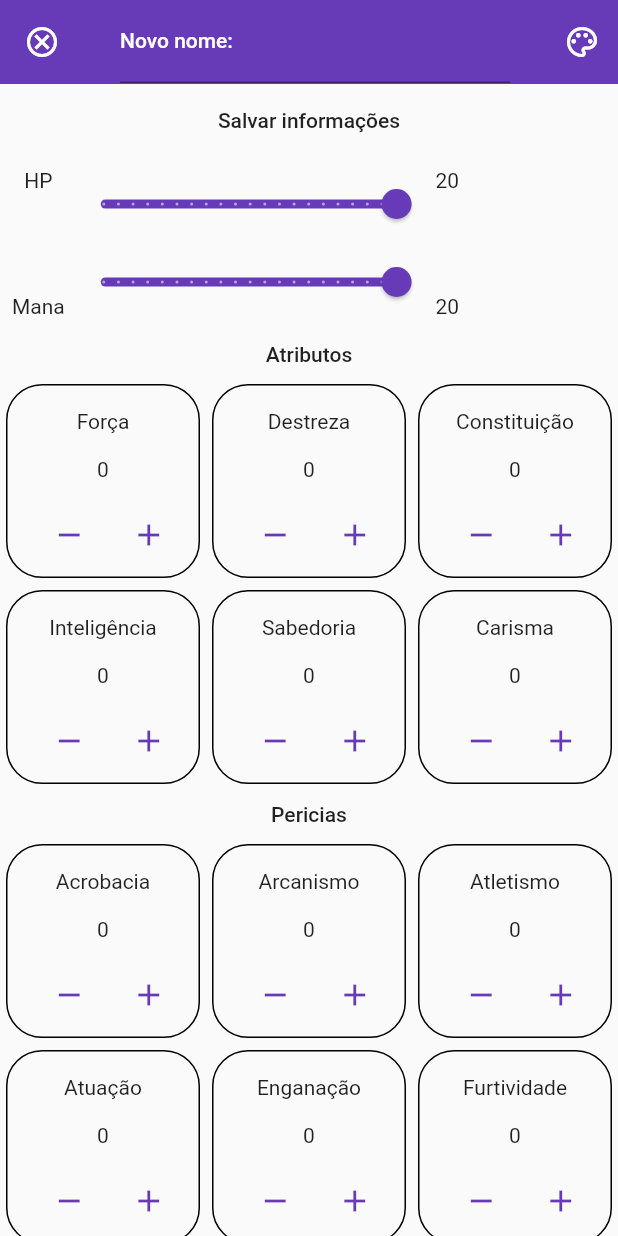
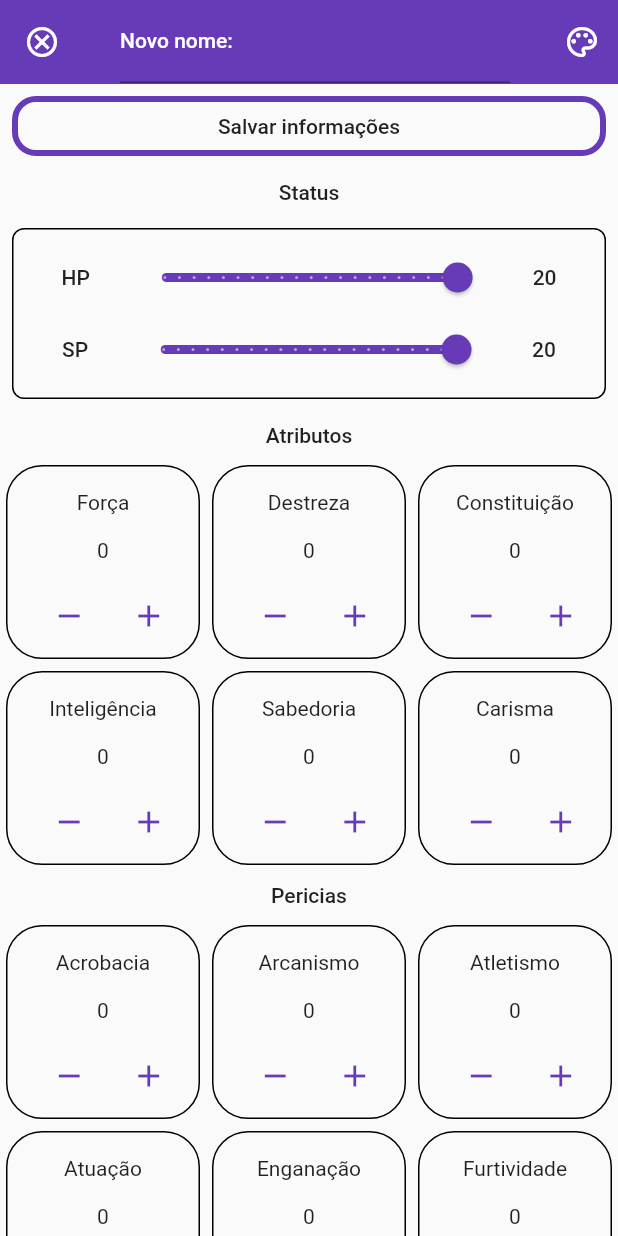
Before and after one commit to JGabrielMacedo/rpg_app, a Flutter app: the screen it shows after launch, after a tap on the "edit" icon, on a phone screen of 412 x 824 dp. Run offline on Flutter 3.47's test engine with Material 2 defaults, Android fonts, the phone set to English and light mode, and no system bars; our stand-ins replace equatable, flutter_bloc, shared_preferences, sqflite; accounts and stored records are empty.

Commit message:
feat: Implementa campo de status

```diff
--- a/lib/src/view/dashboard_view/components/character_profile.dart
+++ b/lib/src/view/dashboard_view/components/character_profile.dart
@@ -5,29 +5,40 @@ class CharacterProfile extends StatelessWidget {
 
   @override
   Widget build(BuildContext context) {
-    return Padding(
-      padding: const EdgeInsets.all(8.0),
-      child: Container(
-        decoration: const BoxDecoration(shape: BoxShape.circle),
-        child: Row(
-          children: [
-            SizedBox(
-                height: 100,
-                child: Column(
-                    children: [Text("HP"), Text("Mana")],
-                    mainAxisAlignment: MainAxisAlignment.spaceBetween)),
-            SizedBox(
-                height: 100,
-                child: Column(
-                    children: [PointLine(), PointLine()],
-                    mainAxisAlignment: MainAxisAlignment.spaceBetween)),
-            SizedBox(
-                height: 100,
-                child: Column(
-                    children: [Text("20"), Text("20")],
-                    mainAxisAlignment: MainAxisAlignment.spaceBetween)),
-          ],
-        ),
+    return SliverToBoxAdapter(
+      child: Column(
+        children: [
+          Padding(
+            padding: const EdgeInsets.all(8.0),
+            child: Container(
+              padding: const EdgeInsets.all(8.0),
+              decoration: BoxDecoration(
+                borderRadius: BorderRadius.circular(8),
+                border: Border.all(color: Colors.black),
+              ),
+              child: Column(
+                children: [
+                  Row(
+                    mainAxisAlignment: MainAxisAlignment.spaceEvenly,
+                    children: [
+                      Text("HP", style: Theme.of(context).textTheme.bodyText1),
+                      const PointLine(),
+                      Text("20", style: Theme.of(context).textTheme.bodyText1),
+                    ],
+                  ),
+                  Row(
+                    mainAxisAlignment: MainAxisAlignment.spaceEvenly,
+                    children: [
+                      Text("SP", style: Theme.of(context).textTheme.bodyText1),
+                      const PointLine(),
+                      Text("20", style: Theme.of(context).textTheme.bodyText1),
+                    ],
+                  ),
+                ],
+              ),
+            ),
+          ),
+        ],
       ),
     );
   }
@@ -49,9 +60,9 @@ class _PointLineState extends State<PointLine> {
 
   @override
   Widget build(BuildContext context) {
-    final Size screenSize = MediaQuery.of(context).size;
+    final double screenWidth = MediaQuery.of(context).size.width;
     return SizedBox(
-      width: screenSize.width / 10 * 6,
+      width: screenWidth / 10 * 6,
       child: Slider(
         value: _currentSliderValue,
         max: totalPoints * 1.0,
--- a/lib/src/view/dashboard_view/dashboard_view.dart
+++ b/lib/src/view/dashboard_view/dashboard_view.dart
@@ -26,11 +26,12 @@ class DashboardView extends StatelessWidget {
                     slivers: [
                       const DashboardAppBar(),
                       _buildSaveInformationButton(context),
-                      SliverToBoxAdapter(child: CharacterProfile()),
+                      _buildStatusTitle(context),
+                      const CharacterProfile(),
                       _buildAttributesTitle(context),
                       const AttributesView(),
                       _buildExpertiseTitle(context),
-                      const PericiasView()
+                      const PericiasView(),
                     ],
                   )
                 : const Center(child: CircularProgressIndicator()),
@@ -76,9 +77,26 @@ class DashboardView extends StatelessWidget {
         ),
       );
 
+  SliverToBoxAdapter _buildStatusTitle(BuildContext context) => SliverToBoxAdapter(
+        child: Padding(
+          padding: const EdgeInsets.all(8.0),
+          child: Center(
+            child: Text(
+              "Status",
+              style: Theme.of(context).textTheme.bodyText1,
+            ),
+          ),
+        ),
+      );
+
   SliverToBoxAdapter _buildSaveInformationButton(BuildContext context) => SliverToBoxAdapter(
         child: Padding(
           padding: const EdgeInsets.all(8.0),
+          child: Container(
+            decoration: BoxDecoration(
+              border: Border.all(color: Theme.of(context).primaryColor, width: 4),
+              borderRadius: BorderRadius.circular(16),
+            ),
             child: SampleCircularButton(
               borderColor: Colors.grey,
               backgroundColor: Theme.of(context).cardColor,
@@ -89,5 +107,6 @@ class DashboardView extends StatelessWidget {
               ),
             ),
           ),
+        ),
       );
 }
```
Lines whose indentation alone changed are shown as unchanged.
